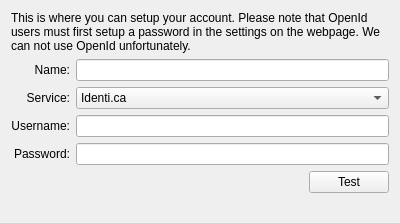
KDE/kdepim-runtime, file resources/microblog/microblogconfig.ui: the form before one commit.
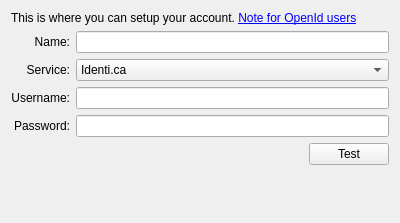
The form after the commit. Custom widgets are drawn as their Qt base class.

Commit message: Hide the OpenId notice behind a whatsthis label.

```diff
--- a/resources/microblog/microblogconfig.ui
+++ b/resources/microblog/microblogconfig.ui
@@ -14,7 +14,7 @@
    <item>
     <widget class="QLabel" name="welcomelabel">
      <property name="text">
-      <string>This is where you can setup your account. Please note that OpenId users must first setup a password in the settings on the webpage. We can not use OpenId unfortunately.</string>
+      <string>This is where you can setup your account. &lt;a href=&quot;whatsthis&quot;&gt;Note for OpenId users&lt;/a&gt;</string>
      </property>
      <property name="wordWrap">
       <bool>true</bool>
```
The commit also changes 2 other files.
